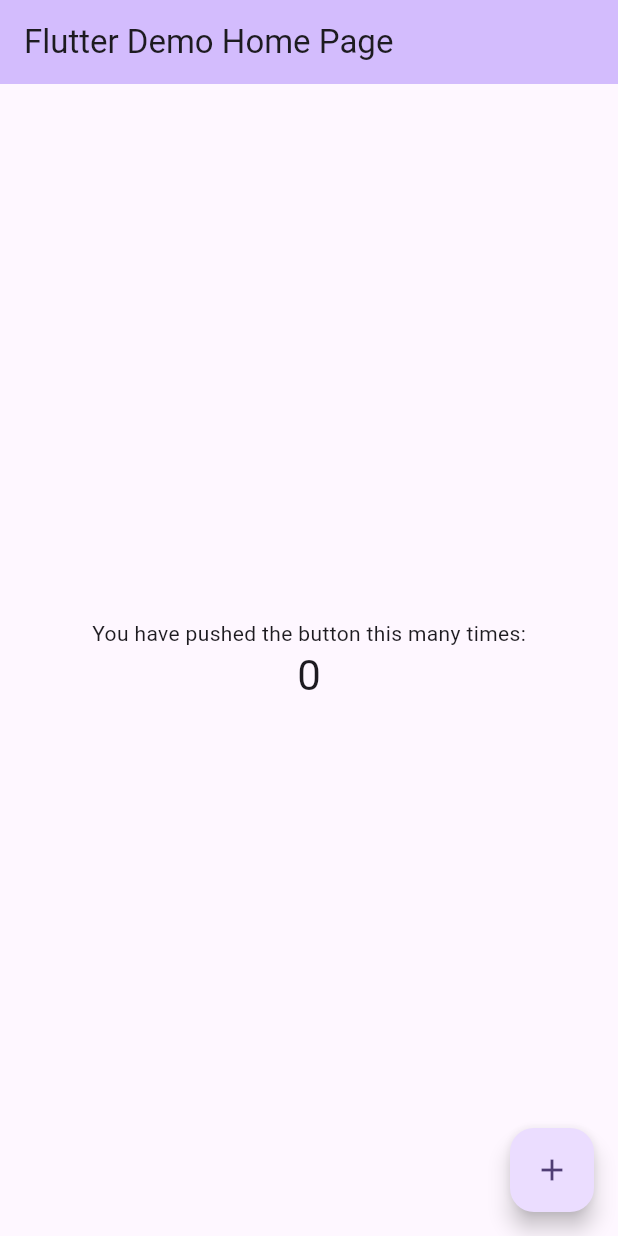
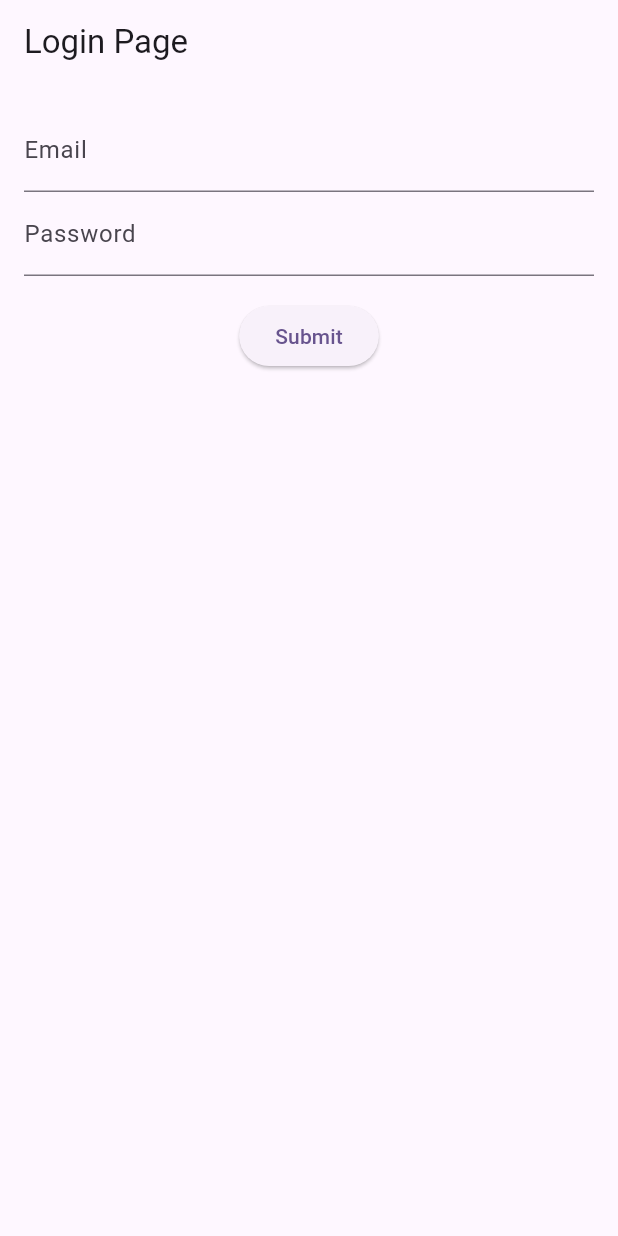
Before and after one commit to tonyOkumura/chat_fire, a Flutter app: the screen it shows after launch, on a phone screen of 412 x 824 dp. Run offline on Flutter 3.47's test engine with Material 3 defaults, Android fonts, the light colour scheme and no system bars; our stand-ins replace firebase_auth, firebase_core; accounts and stored records are empty.

Commit message:
add login

```diff
--- a/lib/main.dart
+++ b/lib/main.dart
@@ -1,7 +1,20 @@
+import 'package:chat_fire/pages/login_page.dart';
+import 'package:chat_fire/services/auth_gate.dart';
 import 'package:flutter/material.dart';
+import 'package:firebase_core/firebase_core.dart';
+import 'package:provider/provider.dart';
+import 'firebase_options.dart';
+import 'services/auth_services.dart';
 
-void main() {
-  runApp(const MyApp());
+Future<void> main() async {
+  WidgetsFlutterBinding.ensureInitialized();
+  await Firebase.initializeApp(
+    options: DefaultFirebaseOptions.currentPlatform,
+  );
+  runApp(ChangeNotifierProvider(
+    create: (context) => AuthService(),
+    child: const MyApp(),
+  ));
 }
 
 class MyApp extends StatelessWidget {
@@ -13,113 +26,10 @@
     return MaterialApp(
       title: 'Flutter Demo',
       theme: ThemeData(
-        // This is the theme of your application.
-        //
-        // TRY THIS: Try running your application with "flutter run". You'll see
-        // the application has a purple toolbar. Then, without quitting the app,
-        // try changing the seedColor in the colorScheme below to Colors.green
-        // and then invoke "hot reload" (save your changes or press the "hot
-        // reload" button in a Flutter-supported IDE, or press "r" if you used
-        // the command line to start the app).
-        //
-        // Notice that the counter didn't reset back to zero; the application
-        // state is not lost during the reload. To reset the state, use hot
-        // restart instead.
-        //
-        // This works for code too, not just values: Most code changes can be
-        // tested with just a hot reload.
         colorScheme: ColorScheme.fromSeed(seedColor: Colors.deepPurple),
         useMaterial3: true,
       ),
-      home: const MyHomePage(title: 'Flutter Demo Home Page'),
+      home: AuthGate(),
     );
   }
 }
-
-class MyHomePage extends StatefulWidget {
-  const MyHomePage({super.key, required this.title});
-
-  // This widget is the home page of your application. It is stateful, meaning
-  // that it has a State object (defined below) that contains fields that affect
-  // how it looks.
-
-  // This class is the configuration for the state. It holds the values (in this
-  // case the title) provided by the parent (in this case the App widget) and
-  // used by the build method of the State. Fields in a Widget subclass are
-  // always marked "final".
-
-  final String title;
-
-  @override
-  State<MyHomePage> createState() => _MyHomePageState();
-}
-
-class _MyHomePageState extends State<MyHomePage> {
-  int _counter = 0;
-
-  void _incrementCounter() {
-    setState(() {
-      // This call to setState tells the Flutter framework that something has
-      // changed in this State, which causes it to rerun the build method below
-      // so that the display can reflect the updated values. If we changed
-      // _counter without calling setState(), then the build method would not be
-      // called again, and so nothing would appear to happen.
-      _counter++;
-    });
-  }
-
-  @override
-  Widget build(BuildContext context) {
-    // This method is rerun every time setState is called, for instance as done
-    // by the _incrementCounter method above.
-    //
-    // The Flutter framework has been optimized to make rerunning build methods
-    // fast, so that you can just rebuild anything that needs updating rather
-    // than having to individually change instances of widgets.
-    return Scaffold(
-      appBar: AppBar(
-        // TRY THIS: Try changing the color here to a specific color (to
-        // Colors.amber, perhaps?) and trigger a hot reload to see the AppBar
-        // change color while the other colors stay the same.
-        backgroundColor: Theme.of(context).colorScheme.inversePrimary,
-        // Here we take the value from the MyHomePage object that was created by
-        // the App.build method, and use it to set our appbar title.
-        title: Text(widget.title),
-      ),
-      body: Center(
-        // Center is a layout widget. It takes a single child and positions it
-        // in the middle of the parent.
-        child: Column(
-          // Column is also a layout widget. It takes a list of children and
-          // arranges them vertically. By default, it sizes itself to fit its
-          // children horizontally, and tries to be as tall as its parent.
-          //
-          // Column has various properties to control how it sizes itself and
-          // how it positions its children. Here we use mainAxisAlignment to
-          // center the children vertically; the main axis here is the vertical
-          // axis because Columns are vertical (the cross axis would be
-          // horizontal).
-          //
-          // TRY THIS: Invoke "debug painting" (choose the "Toggle Debug Paint"
-          // action in the IDE, or press "p" in the console), to see the
-          // wireframe for each widget.
-          mainAxisAlignment: MainAxisAlignment.center,
-          children: <Widget>[
-            const Text(
-              'You have pushed the button this many times:',
-            ),
-            Text(
-              '$_counter',
-              style: Theme.of(context).textTheme.headlineMedium,
-            ),
-          ],
-        ),
-      ),
-      floatingActionButton: FloatingActionButton(
-        onPressed: _incrementCounter,
-        tooltip: 'Increment',
-        child: const Icon(Icons.add),
-      ), // This trailing comma makes auto-formatting nicer for build methods.
-    );
-  }
-}
--- /dev/null
+++ b/lib/pages/login_page.dart
@@ -0,0 +1,92 @@
+import 'package:chat_fire/services/auth_services.dart';
+import 'package:flutter/material.dart';
+import 'package:provider/provider.dart';
+
+class LoginPage extends StatefulWidget {
+  const LoginPage({super.key});
+
+  @override
+  State<LoginPage> createState() => _LoginPageState();
+}
+
+class _LoginPageState extends State<LoginPage> {
+  final _formKey = GlobalKey<FormState>();
+  final _emailController = TextEditingController();
+  final _passwordController = TextEditingController();
+
+  Future<void> login() async {
+    final isValid = _formKey.currentState!.validate();
+    if (!isValid) {
+      return;
+    }
+    final authService = Provider.of<AuthService>(context, listen: false);
+    try {
+      await authService.signInWithEmailAndPassword(
+        _emailController.text,
+        _passwordController.text,
+      );
+    } catch (e) {
+      ScaffoldMessenger.of(context).showSnackBar(
+        SnackBar(content: Text(e.toString())),
+      );
+    }
+  }
+
+  @override
+  Widget build(BuildContext context) {
+    return Scaffold(
+      appBar: AppBar(
+        title: Text('Login Page'),
+      ),
+      body: Padding(
+        padding: const EdgeInsets.all(16.0),
+        child: Form(
+          key: _formKey,
+          child: Column(
+            children: <Widget>[
+              TextFormField(
+                controller: _emailController,
+                decoration: InputDecoration(
+                  labelText: 'Email',
+                ),
+                validator: (value) {
+                  if (value == null || value.isEmpty) {
+                    return 'Please enter your username';
+                  }
+                  return null;
+                },
+              ),
+              TextFormField(
+                controller: _passwordController,
+                decoration: InputDecoration(
+                  labelText: 'Password',
+                ),
+                obscureText: true,
+                validator: (value) {
+                  if (value == null || value.isEmpty) {
+                    return 'Please enter your password';
+                  }
+                  return null;
+                },
+              ),
+              Padding(
+                padding: const EdgeInsets.symmetric(vertical: 16.0),
+                child: ElevatedButton(
+                  onPressed: () {
+                    if (_formKey.currentState!.validate()) {
+                      ScaffoldMessenger.of(context).showSnackBar(
+                        SnackBar(content: Text('Processing Data')),
+                      );
+                      login();
+                    }
+                  },
+                  child: Text('Submit'),
+                ),
+              ),
+            ],
+          ),
+        ),
+      ),
+    );
+  }
+}
--- /dev/null
+++ b/lib/services/auth_gate.dart
@@ -0,0 +1,24 @@
+import 'package:chat_fire/services/login_or_register.dart';
+import 'package:firebase_auth/firebase_auth.dart';
+import 'package:flutter/material.dart';
+
+import '../pages/home_page.dart';
+
+class AuthGate extends StatelessWidget {
+  const AuthGate({super.key});
+
+  @override
+  Widget build(BuildContext context) {
+    return Scaffold(
+        body: StreamBuilder(
+      stream: FirebaseAuth.instance.authStateChanges(),
+      builder: (context, snapshot) {
+        if (snapshot.hasData) {
+          return const HomePage();
+        } else {
+          return const LoginOrRegister();
+        }
+      },
+    ));
+  }
+}
--- /dev/null
+++ b/lib/services/login_or_register.dart
@@ -0,0 +1,29 @@
+import 'package:flutter/material.dart';
+
+import '../pages/login_page.dart';
+import '../pages/register_page.dart';
+
+class LoginOrRegister extends StatefulWidget {
+  const LoginOrRegister({super.key});
+
+  @override
+  State<LoginOrRegister> createState() => _LoginOrRegisterState();
+}
+
+class _LoginOrRegisterState extends State<LoginOrRegister> {
+  bool showLoginPage = true;
+  void togglePage() {
+    setState(() {
+      showLoginPage = !showLoginPage;
+    });
+  }
+
+  @override
+  Widget build(BuildContext context) {
+    if (showLoginPage) {
+      return LoginPage();
+    } else {
+      return RegisterPage();
+    }
+  }
+}
```
Also changed, not shown: lib/pages/home_page.dart (added, +18 -0 lines), lib/pages/register_page.dart (added, +84 -0 lines), lib/services/auth_services.dart (added, +53 -0 lines), pubspec.yaml (+6 -17 lines), lib/firebase_options.dart (added), pubspec.lock, 5 other files.
